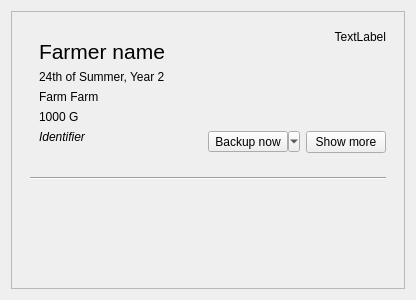
This is src/savegamemanagerwidgetitem.ui in kriana/SilVerPLuM as Qt 5 draws it before an edit. The edited form follows.
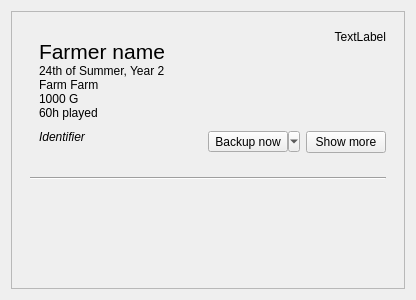
This is the edited form. Icons and pictures are not drawn.

```diff
--- a/src/savegamemanagerwidgetitem.ui
+++ b/src/savegamemanagerwidgetitem.ui
@@ -38,6 +38,9 @@
             </sizepolicy>
            </property>
            <layout class="QVBoxLayout" name="verticalLayout_2">
+            <property name="spacing">
+             <number>0</number>
+            </property>
             <item>
              <widget class="QLabel" name="lblFarmerName">
               <property name="font">
@@ -71,6 +74,13 @@
               </property>
              </widget>
             </item>
+            <item>
+             <widget class="QLabel" name="lblPlayTime">
+              <property name="text">
+               <string>60h played</string>
+              </property>
+             </widget>
+            </item>
             <item>
              <spacer name="verticalSpacer">
               <property name="orientation">
@@ -79,7 +89,7 @@
               <property name="sizeHint" stdset="0">
                <size>
                 <width>20</width>
-                <height>0</height>
+                <height>10</height>
                </size>
               </property>
              </spacer>
```
